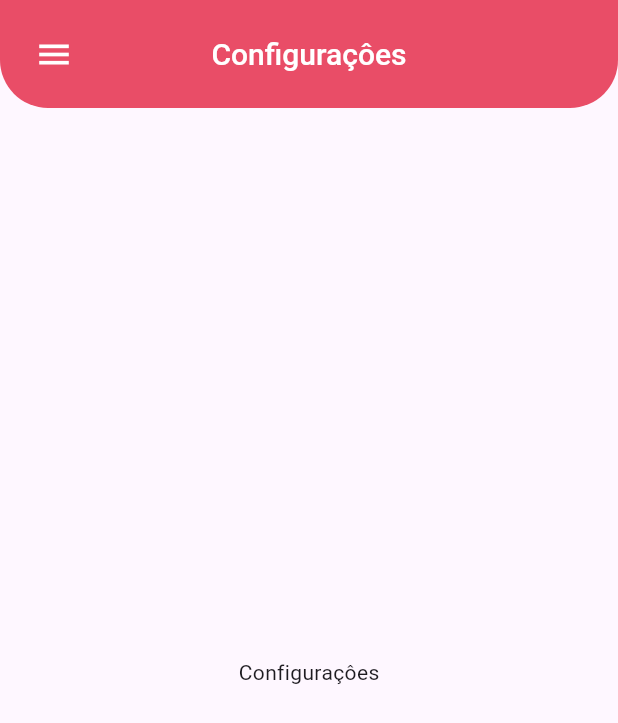
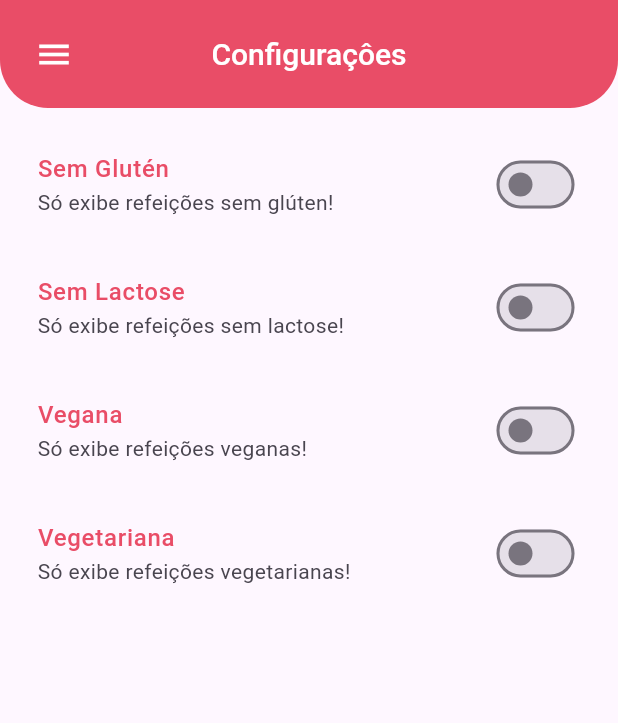
Before and after one commit to Kyuorhan/meals, a Flutter app: the SettingsScreen screen opened by its route, on a phone screen of 412 x 824 dp. Shown: the top 723 px of the screen. Run offline on Flutter 3.47's test engine with Material 3 defaults, Android fonts, the phone set to English and light mode, and no system bars; our stand-ins replace google_fonts.

Commit message:
Update settings screen application

```diff
--- a/lib/src/modules/screens/settings/settings_screen.dart
+++ b/lib/src/modules/screens/settings/settings_screen.dart
@@ -1,11 +1,35 @@
 import 'package:flutter/material.dart';
 
+import '../../../shared/models/settings.dart';
 import '../../../shared/themes/app_colors.dart';
 import '../../../shared/themes/app_text_style.dart';
 import '../../../shared/widgets/main_drawer_widget.dart';
 
-class SettingsScreen extends StatelessWidget {
+class SettingsScreen extends StatefulWidget {
   const SettingsScreen({super.key});
+
+  @override
+  State<SettingsScreen> createState() => _SettingsScreenState();
+}
+
+class _SettingsScreenState extends State<SettingsScreen> {
+  var settingsModel = SettingsModel();
+
+  Widget _createSwitch(
+    String title,
+    String subTitle,
+    bool value,
+    Function(bool) onChanged,
+  ) {
+    return SwitchListTile.adaptive(
+      contentPadding: const EdgeInsets.symmetric(vertical: 5, horizontal: 25),
+      activeColor: AppColors.delete,
+      title: Text(title, style: TextStyles.titleSettings),
+      subtitle: Text(subTitle, style: TextStyles.subTitleSettings),
+      value: value,
+      onChanged: onChanged,
+    );
+  }
 
   @override
   Widget build(BuildContext context) {
@@ -30,8 +54,47 @@ class SettingsScreen extends StatelessWidget {
         ),
       ),
       drawer: const MainDrawerWidget(),
-      body: const Center(
-        child: Text('Configuraçôes'),
+      body: Column(
+        children: [
+          Container(
+              // child: Text(
+              //   'Configurações',
+              //   style: TextStyles.titleSettings,
+              // ),
+              ),
+          Expanded(
+            child: ListView(
+              padding: const EdgeInsets.symmetric(vertical: 10),
+              children: [
+                _createSwitch(
+                  'Sem Glutén',
+                  'Só exibe refeições sem glúten!',
+                  settingsModel.isGlutenFree,
+                  (value) => setState(() => settingsModel.isGlutenFree = value),
+                ),
+                _createSwitch(
+                  'Sem Lactose',
+                  'Só exibe refeições sem lactose!',
+                  settingsModel.isLactoseFree,
+                  (value) =>
+                      setState(() => settingsModel.isLactoseFree = value),
+                ),
+                _createSwitch(
+                  'Vegana',
+                  'Só exibe refeições veganas!',
+                  settingsModel.isVegan,
+                  (value) => setState(() => settingsModel.isVegan = value),
+                ),
+                _createSwitch(
+                  'Vegetariana',
+                  'Só exibe refeições vegetarianas!',
+                  settingsModel.isVegetarian,
+                  (value) => setState(() => settingsModel.isVegetarian = value),
+                ),
+              ],
+            ),
+          )
+        ],
       ),
     );
   }
--- /dev/null
+++ b/lib/src/shared/models/settings.dart
@@ -0,0 +1,13 @@
+class SettingsModel {
+  bool isGlutenFree;
+  bool isLactoseFree;
+  bool isVegan;
+  bool isVegetarian;
+
+  SettingsModel({
+    this.isGlutenFree = false,
+    this.isLactoseFree = false,
+    this.isVegan = false,
+    this.isVegetarian = false,
+  });
+}
--- a/lib/src/shared/themes/app_text_style.dart
+++ b/lib/src/shared/themes/app_text_style.dart
@@ -59,7 +59,16 @@ class TextStyles {
     fontWeight: FontWeight.w500,
     color: AppColors.heading,
   );
-
+  static final titleSettings = GoogleFonts.lexendDeca(
+    fontSize: 16,
+    fontWeight: FontWeight.w500,
+    color: AppColors.primary,
+  );
+  static final subTitleSettings = GoogleFonts.lexendDeca(
+    fontSize: 14,
+    fontWeight: FontWeight.w400,
+    // color: AppColors.heading,
+  );
   // static final subTitleCategoryItens = GoogleFonts.inter(
   //   fontSize: 12,
   //   fontWeight: FontWeight.w600,
```
